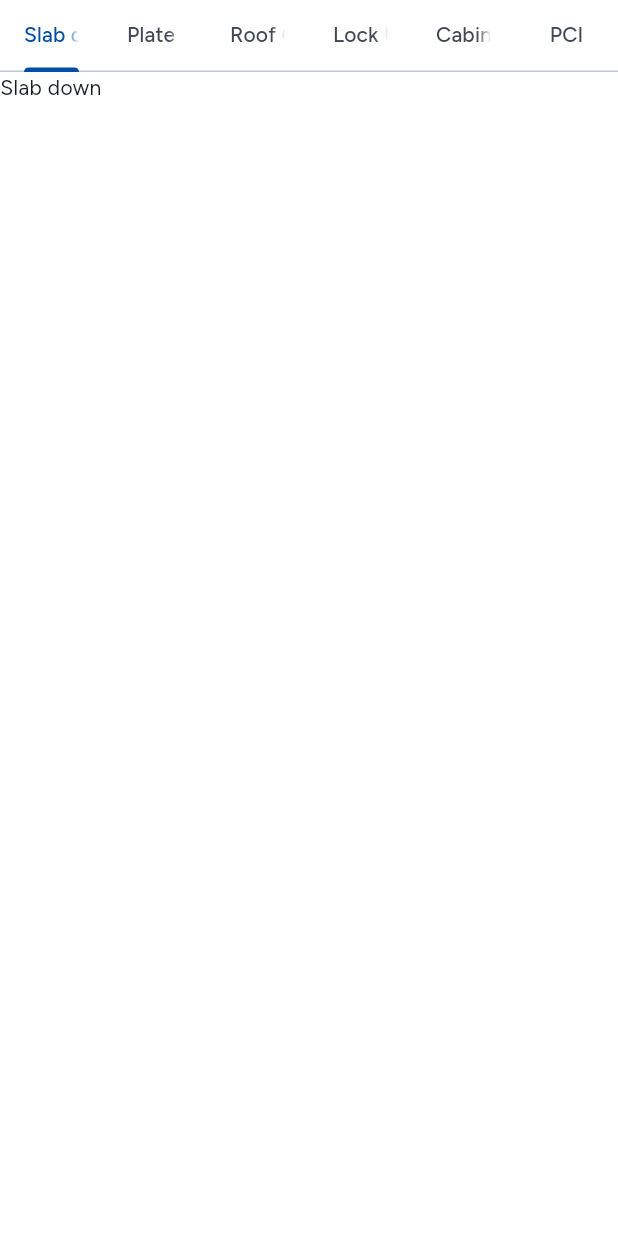
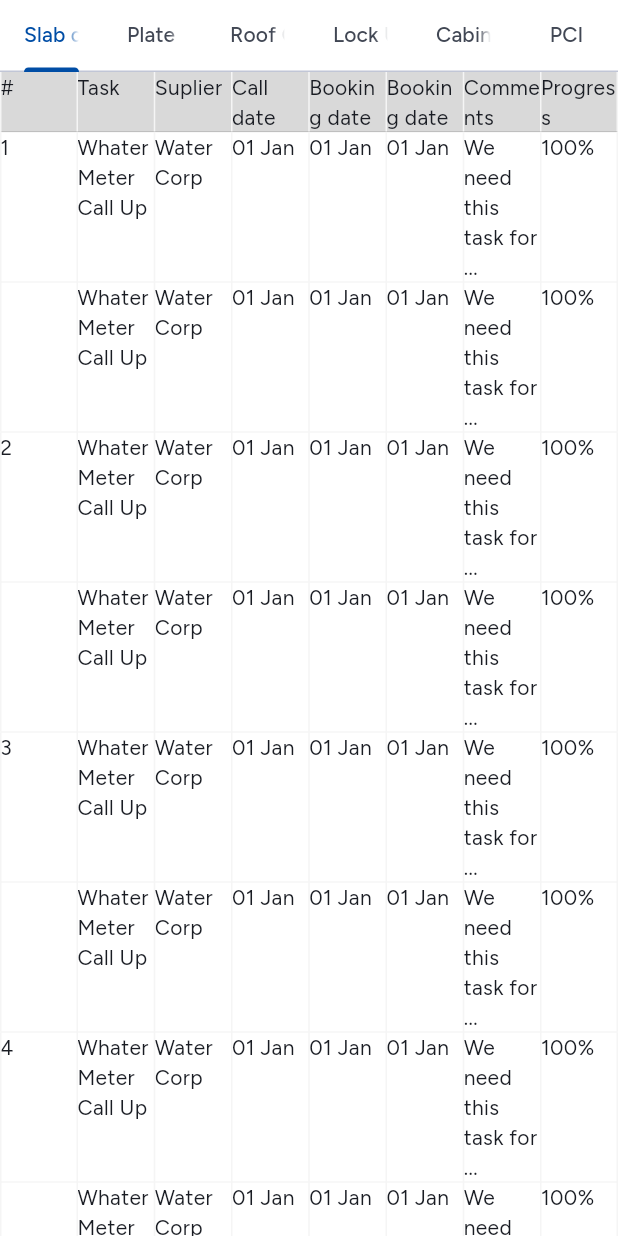
Before and after one commit to innovaciones-co/bflow-client, a Flutter app: the JobFilesWidget screen opened directly, on a phone screen of 412 x 824 dp. Run offline on Flutter 3.47's test engine with Material 3 defaults, Android fonts, the light colour scheme and no system bars; our stand-ins replace dartz, dio, equatable, flutter_bloc, get_it, go_router and 1 more; network calls fail.

Commit message:
Basic TaskTableWidget

```diff
--- a/lib/src/features/jobs/presentation/widgets/job_files_widget.dart
+++ b/lib/src/features/jobs/presentation/widgets/job_files_widget.dart
@@ -1,3 +1,4 @@
+import 'package:bflow_client/src/core/constants/colors.dart';
 import 'package:flutter/material.dart';
 
 class JobFilesWidget extends StatelessWidget {
@@ -25,7 +26,7 @@ class JobFilesWidget extends StatelessWidget {
               Expanded(
                 child: TabBarView(
                   children: [
-                    Text("Slab down"),
+                    TaskTableWidget(),
                     Text("Plate Height"),
                     Text("Roof Cover"),
                     Text("Lock UP"),
@@ -41,3 +42,103 @@ class JobFilesWidget extends StatelessWidget {
     );
   }
 }
+
+/// Flutter code sample
+
+class TaskTableWidget extends StatefulWidget {
+  const TaskTableWidget({super.key});
+
+  @override
+  State<TaskTableWidget> createState() => _TaskTableListViewState();
+}
+
+class _TaskTableListViewState extends State<TaskTableWidget> {
+  final List<dynamic> _tableList = ['Bob', 'Cindy+', 'Duke', 'Ellenina', ''];
+
+  @override
+  Widget build(BuildContext context) {
+    return ReorderableListView(
+      header: Table(
+        border: TableBorder(
+          right: BorderSide(width: 1.0, color: AppColor.lightGrey),
+          bottom: BorderSide(width: 0.2, color: AppColor.darkGrey),
+          left: BorderSide(width: 1.0, color: AppColor.lightGrey),
+          verticalInside: BorderSide(width: 1.0, color: AppColor.lightGrey),
+        ),
+        children: [
+          TableRow(
+            decoration: BoxDecoration(
+              color: AppColor.grey,
+            ),
+            children: const [
+              Text('#'),
+              Text("Task"),
+              Text("Suplier"),
+              Text("Call date"),
+              Text("Booking date"),
+              Text("Booking date"),
+              Text("Comments"),
+              Text("Progress"),
+            ],
+          ),
+        ],
+      ),
+      children: [
+        for (int index = 0;
+            index < _tableList.length;
+            index += 1) // Num of items
+          Table(
+            key: Key('$index'),
+            border: TableBorder(
+              top: BorderSide(width: 0.5, color: AppColor.lightGrey),
+              right: BorderSide(width: 1.0, color: AppColor.lightGrey),
+              bottom: BorderSide(width: 0.5, color: AppColor.lightGrey),
+              left: BorderSide(width: 1.0, color: AppColor.lightGrey),
+              horizontalInside:
+                  BorderSide(width: 1.0, color: AppColor.lightGrey),
+              verticalInside: BorderSide(width: 1.0, color: AppColor.lightGrey),
+            ),
+            children: [
+              TableRow(
+                decoration: const BoxDecoration(
+                    //color: Colors.grey,
+                    ),
+                children: [
+                  Text('${index + 1}'),
+                  const Text("Whater Meter Call Up"),
+                  const Text("Water Corp"),
+                  const Text("01 Jan"),
+                  const Text("01 Jan"),
+                  const Text("01 Jan"),
+                  const Text("We need this task for ..."),
+                  const Text("100%"),
+                ],
+              ),
+              const TableRow(
+                // Optional subtask
+                children: [
+                  Text(""),
+                  Text("Whater Meter Call Up"),
+                  Text("Water Corp"),
+                  Text("01 Jan"),
+                  Text("01 Jan"),
+                  Text("01 Jan"),
+                  Text("We need this task for ..."),
+                  Text("100%"),
+                ],
+              ),
+            ],
+          )
+      ],
+      onReorder: (int oldIndex, int newIndex) {
+        setState(() {
+          if (oldIndex < newIndex) {
+            newIndex -= 1;
+          }
+          final List item = _tableList.removeAt(oldIndex);
+          _tableList.insert(newIndex, item);
+        });
+      },
+    );
+  }
+}
```
